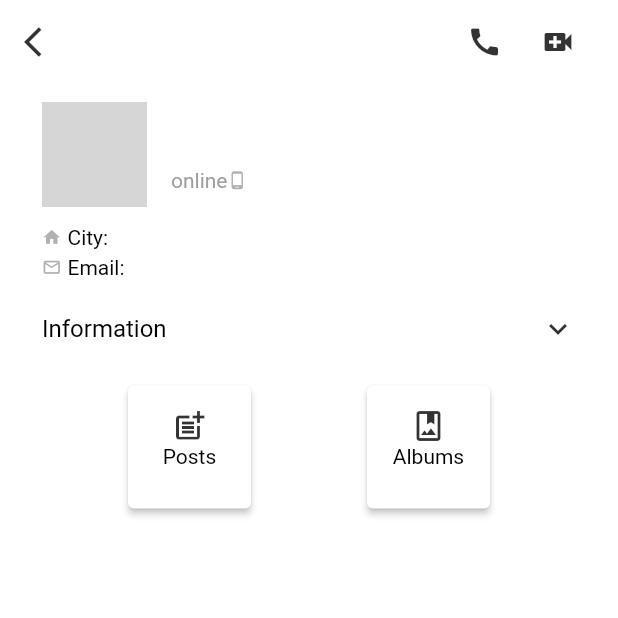
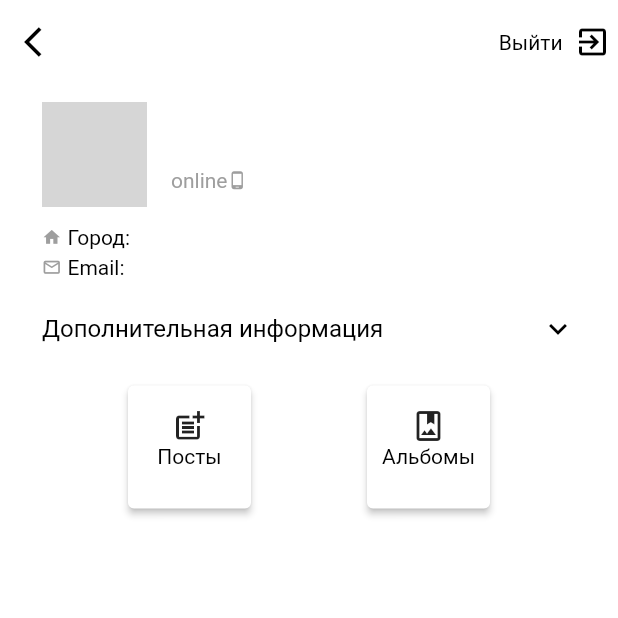
Before and after one commit to Thebubeev/test_task_rest_auth, a Flutter app: the UserProfileScreen screen opened directly with empty values, on a phone screen of 412 x 824 dp, the top half of it. Run offline on Flutter 3.47's test engine with Material 2 defaults, Android fonts, the phone set to English and light mode, and no system bars; drawn by our look-alikes of cached_network_image; network calls fail; grey boxes are pictures that could not be loaded.

Commit message:
custom add

```diff
--- a/lib/config/theme_provider.dart
+++ /dev/null
@@ -1,40 +0,0 @@
-import 'package:flutter/material.dart';
-import 'package:flutter/scheduler.dart';
-
-class ThemeProvider extends ChangeNotifier {
-  ThemeMode themeMode = ThemeMode.system;
-
-  bool get isDarkMode {
-    if (themeMode == ThemeMode.system) {
-      final brightness = SchedulerBinding.instance.window.platformBrightness;
-      return brightness == Brightness.dark;
-    } else {
-      return themeMode == ThemeMode.dark;
-    }
-  }
-
-  void toggleTheme(bool isOn) {
-    themeMode = isOn ? ThemeMode.dark : ThemeMode.light;
-    notifyListeners();
-  }
-}
-
-class MyThemes {
-  static final darkTheme = ThemeData(
-    scaffoldBackgroundColor: Colors.grey.shade900,
-    primaryColor: Colors.black,
-    colorScheme: const ColorScheme.dark(),
-    iconTheme: const IconThemeData(color: Colors.white, opacity: 0.8),
-    textSelectionTheme:
-        const TextSelectionThemeData(selectionColor: Colors.white),
-  );
-
-  static final lightTheme = ThemeData(
-    scaffoldBackgroundColor: Colors.white,
-    primaryColor: Colors.white,
-    colorScheme: const ColorScheme.light(),
-    iconTheme: const IconThemeData(color: Colors.black, opacity: 0.8),
-    textSelectionTheme:
-        const TextSelectionThemeData(selectionColor: Colors.black),
-  );
-}
--- a/lib/config/router.dart
+++ b/lib/router/router.dart
@@ -1,4 +1,5 @@
 import 'package:flutter/material.dart';
+import 'package:test_task_rest/screens/auth_screen.dart';
 import 'package:test_task_rest/screens/home_screen.dart';
 import 'package:test_task_rest/screens/user_albums_screen.dart';
 import 'package:test_task_rest/screens/user_posts_screen.dart';
@@ -6,6 +7,7 @@ import 'package:test_task_rest/screens/user_profile_screen.dart';
 
 class RouteGenerator {
   static const MAIN = '/';
+  static const HOME = 'home';
   static const USER_PROFILE = 'user_profile';
   static const USER_POSTS = 'user_posts';
   static const USER_ALBUMS = 'user_albums';
@@ -14,6 +16,9 @@ class RouteGenerator {
     final arg = settings.arguments;
     switch (settings.name) {
       case MAIN:
+        return MaterialPageRoute(builder: (_) => const AuthScreen());
+
+      case HOME:
         return MaterialPageRoute(builder: (_) => const HomeScreen());
 
       case USER_PROFILE:
@@ -27,15 +32,15 @@ class RouteGenerator {
         return MaterialPageRoute(
             builder: (_) => UserPostScreen(
                   user: args['user'],
-                  userpostid:  args['userpostid'],
+                  userpostid: args['userpostid'],
                 ));
 
-                case USER_ALBUMS:
+      case USER_ALBUMS:
         Map<String, Object> args = settings.arguments;
         return MaterialPageRoute(
             builder: (_) => UserAlbumScreen(
                   user: args['user'],
-                  useralbumid:  args['useralbumid'],
+                  useralbumid: args['useralbumid'],
                 ));
     }
     return MaterialPageRoute(builder: (_) => const HomeScreen());
--- a/lib/screens/user_profile_screen.dart
+++ b/lib/screens/user_profile_screen.dart
@@ -1,9 +1,7 @@
 import 'package:cached_network_image/cached_network_image.dart';
 import 'package:flutter/material.dart';
-import 'package:test_task_rest/config/router.dart';
 import 'package:test_task_rest/models/user_model.dart';
-import 'package:test_task_rest/screens/user_albums_screen.dart';
-import 'package:test_task_rest/screens/user_posts_screen.dart';
+import 'package:test_task_rest/router/router.dart';
 import 'package:test_task_rest/widgets/user_widget.dart';
 
 class UserProfileScreen extends StatefulWidget {
@@ -17,16 +15,14 @@ class UserProfileScreen extends StatefulWidget {
 class _UserProfileScreenState extends State<UserProfileScreen> {
   @override
   Widget build(BuildContext context) {
-    final textDefaultTheme =
-        TextStyle(color: Theme.of(context).textSelectionTheme.selectionColor);
     return Scaffold(
-      backgroundColor: Theme.of(context).primaryColor,
+      backgroundColor: Colors.white,
       resizeToAvoidBottomInset: false,
       appBar: AppBar(
         leading: IconButton(
-          icon: Icon(
+          icon: const Icon(
             Icons.arrow_back_ios,
-            color: Theme.of(context).textSelectionTheme.selectionColor,
+            color: Colors.black,
           ),
           onPressed: () {
             Navigator.pop(context);
@@ -34,35 +30,34 @@ class _UserProfileScreenState extends State<UserProfileScreen> {
         ),
         elevation: 0,
         actions: [
-          Padding(
-            padding: const EdgeInsets.all(8.0),
+          InkWell(
+            onTap: () {
+              Navigator.pushNamed(context, RouteGenerator.MAIN);
+            },
             child: Row(
-              children: [
-                const SizedBox(
-                  width: 20,
+              children: const [
+                Text(
+                  'Выйти',
+                  style: TextStyle(color: Colors.black),
+                ),
+                SizedBox(
+                  width: 8,
                 ),
                 Icon(
-                  Icons.call,
-                  color: Theme.of(context).iconTheme.color,
+                  Icons.exit_to_app,
+                  color: Colors.black,
                 ),
-                const SizedBox(
-                  width: 25,
+                SizedBox(
+                  width: 5,
                 ),
-                Icon(
-                  Icons.video_call,
-                  color: Theme.of(context).iconTheme.color,
-                ),
-                const SizedBox(
-                  width: 20,
-                )
               ],
             ),
           )
         ],
-        backgroundColor: Theme.of(context).scaffoldBackgroundColor,
+        backgroundColor: Colors.white,
         title: Text(
           widget.user.username,
-          style: textDefaultTheme,
+          style: const TextStyle(color: Colors.black),
         ),
       ),
       body: Padding(
@@ -83,10 +78,8 @@ class _UserProfileScreenState extends State<UserProfileScreen> {
                         height: 70,
                         child: CachedNetworkImage(
                           placeholder: (context, _) =>
-                              CircularProgressIndicator(
-                                  color: Theme.of(context)
-                                      .textSelectionTheme
-                                      .selectionColor),
+                              const CircularProgressIndicator(
+                                  color: Colors.black),
                           imageUrl:
                               'https://upload.wikimedia.org/wikipedia/commons/7/72/Default-welcomer.png',
                           fit: BoxFit.cover,
@@ -100,17 +93,14 @@ class _UserProfileScreenState extends State<UserProfileScreen> {
                 children: [
                   Text(
                     widget.user.name,
-                    style: textDefaultTheme,
+                    style: const TextStyle(color: Colors.black),
                   ),
                   Padding(
                     padding: const EdgeInsets.only(top: 1, bottom: 1),
                     child: Text(
                       widget.user.company.catchPhrase,
-                      style: TextStyle(
-                          fontStyle: FontStyle.italic,
-                          color: Theme.of(context)
-                              .textSelectionTheme
-                              .selectionColor),
+                      style:const TextStyle(
+                          fontStyle: FontStyle.italic, color: Colors.black),
                     ),
                   ),
                   Row(
@@ -131,10 +121,11 @@ class _UserProfileScreenState extends State<UserProfileScreen> {
             ],
           ),
           discriptionCard(
-              Icons.home, 'City', widget.user.address.city, context),
+              Icons.home, 'Город', widget.user.address.city, context),
           discriptionCard(
               Icons.email_outlined, 'Email', widget.user.email, context),
-          userProfileInfo(context, textDefaultTheme, widget.user),
+          userProfileInfo(
+              context, const TextStyle(color: Colors.black), widget.user),
           const SizedBox(
             height: 5,
           ),
@@ -152,14 +143,14 @@ class _UserProfileScreenState extends State<UserProfileScreen> {
                   },
                   child: Card(
                     elevation: 2.0,
-                    child: Column(children: [
-                      const SizedBox(
+                    child: Column(children: const [
+                      SizedBox(
                         height: 15,
                       ),
-                      const Icon(Icons.post_add),
+                      Icon(Icons.post_add),
                       Text(
-                        'Posts',
-                        style: textDefaultTheme,
+                        'Посты',
+                        style: TextStyle(color: Colors.black),
                       )
                     ]),
                   ),
@@ -178,14 +169,14 @@ class _UserProfileScreenState extends State<UserProfileScreen> {
                   },
                   child: Card(
                     elevation: 2.0,
-                    child: Column(children: [
-                      const SizedBox(
+                    child: Column(children: const [
+                      SizedBox(
                         height: 15,
                       ),
-                      const Icon(Icons.photo_album_outlined),
+                      Icon(Icons.photo_album_outlined),
                       Text(
-                        'Albums',
-                        style: textDefaultTheme,
+                        'Альбомы',
+                        style: TextStyle(color: Colors.black),
                       )
                     ]),
                   ),
--- a/lib/widgets/user_short_info_widget.dart
+++ b/lib/widgets/user_short_info_widget.dart
@@ -25,10 +25,8 @@ class UserShortInfoWidget extends StatelessWidget {
                   width: 70,
                   height: 70,
                   child: CachedNetworkImage(
-                    placeholder: (context, _) => CircularProgressIndicator(
-                        color: Theme.of(context)
-                            .textSelectionTheme
-                            .selectionColor),
+                    placeholder: (context, _) => const CircularProgressIndicator(
+                        color: Colors.black),
                     imageUrl:
                         'https://upload.wikimedia.org/wikipedia/commons/7/72/Default-welcomer.png',
                     fit: BoxFit.cover,
--- a/lib/widgets/user_widget.dart
+++ b/lib/widgets/user_widget.dart
@@ -1,26 +1,28 @@
 import 'package:flutter/material.dart';
 import 'package:test_task_rest/models/user_model.dart';
 
-ExpansionTile userProfileInfo(BuildContext context, TextStyle textDefaultTheme, User user) {
+ExpansionTile userProfileInfo(
+    BuildContext context, TextStyle textDefaultTheme, User user) {
   return ExpansionTile(
-          collapsedIconColor: Theme.of(context).iconTheme.color,
+    collapsedIconColor: Colors.black,
     textColor: Colors.black,
     children: [
-            discriptionCard(Icons.phone, 'Phone', user.phone,context ),
-            discriptionCard(Icons.web, 'Website', user.website, context),
-            discriptionCard(Icons.work_outline_rounded, 'Company',
-                user.company.name, context),
+      discriptionCard(Icons.phone, 'Телефон', user.phone, context),
+      discriptionCard(Icons.web, 'Вебсайт', user.website, context),
+      discriptionCard(
+          Icons.work_outline_rounded, 'Компания', user.company.name, context),
       discriptionCard(
           Icons.accessibility_rounded, 'Bs', user.company.bs, context),
-            discriptionCard(Icons.home_work_outlined, 'Address',
+      discriptionCard(Icons.home_work_outlined, 'Адрес',
           user.address.street + ' ' + user.address.suite, context),
     ],
-          title: Text("Information", style: textDefaultTheme),
-          iconColor: Theme.of(context).iconTheme.color,
+    title: Text("Дополнительная информация", style: textDefaultTheme),
+    iconColor: Colors.black,
   );
 }
 
-  Padding discriptionCard(IconData icon, String text, String title, BuildContext context) {
+Padding discriptionCard(
+    IconData icon, String text, String title, BuildContext context) {
   return Padding(
     padding: const EdgeInsets.only(left: 16, bottom: 4),
     child: Row(
@@ -35,8 +37,7 @@ ExpansionTile userProfileInfo(BuildContext context, TextStyle textDefaultTheme,
         ),
         Text(
           '$text: ' + title,
-            style: TextStyle(
-                color: Theme.of(context).textSelectionTheme.selectionColor),
+          style: const TextStyle(color: Colors.black),
         ),
       ],
     ),
```
Also changed, not shown: lib/main.dart (+7 -17 lines), lib/screens/auth_screen.dart (+79 -2 lines), lib/screens/home_screen.dart (+35 -16 lines), lib/screens/user_albums_screen.dart (+7 -11 lines), lib/screens/user_posts_screen.dart (+11 -12 lines), lib/widgets/change_theme_widget.dart (deleted, +0 -18 lines), lib/widgets/comment_input_widget.dart (+3 -5 lines), lib/widgets/comment_post_widget.dart (+3 -7 lines), lib/widgets/discription_album_widget.dart (+4 -5 lines), lib/widgets/discription_dialog_post_widget.dart (+5 -7 lines), lib/widgets/discription_post_widget.dart (+6 -6 lines). Lines whose indentation alone changed are shown as unchanged.
